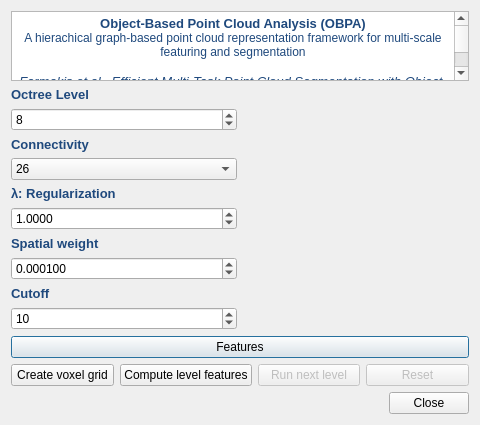
Old version of the form ui/qGAEDialog.ui in the repository farmakis/qGAE.
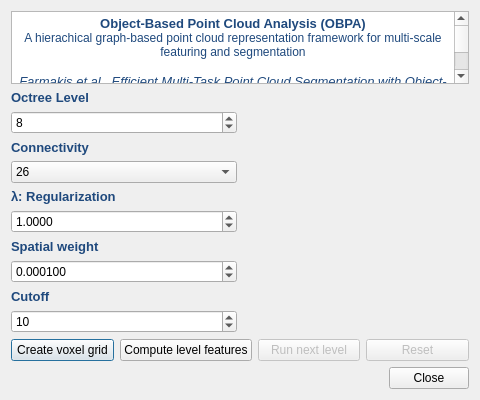
New version of the form. Icons and pictures are not drawn.

Commit message: trigger feature computation on selection accept

Patch:
```diff
--- a/ui/qGAEDialog.ui
+++ b/ui/qGAEDialog.ui
@@ -250,16 +250,6 @@
          </item>
     </layout>
    </item>
-   <item>
-    <widget class="QPushButton" name="featureMenuButton">
-     <property name="toolTip">
-      <string>Select the features to compute and their level</string>
-     </property>
-     <property name="text">
-      <string>Features</string>
-     </property>
-    </widget>
-   </item>
    <item>
     <layout class="QHBoxLayout" name="stepButtonsLayout">
      <item>
```
Left out of the diff: 1 changed line with no effect on the pictures. The commit also changes 3 other files.
